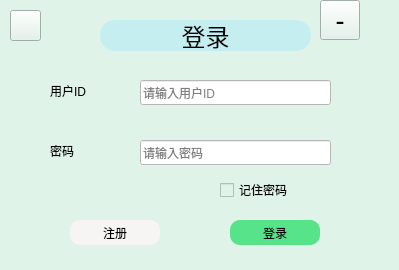
pechpo/What-s-up, file client/ui/logindialog.ui: the form before one commit.
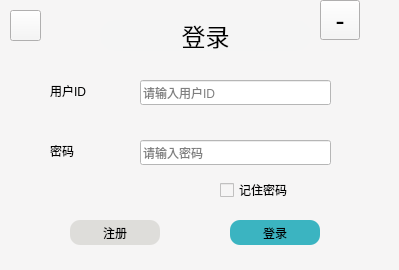
The form after the commit. Icons and pictures are not drawn.

What changed in the file:
```diff
--- a/client/ui/logindialog.ui
+++ b/client/ui/logindialog.ui
@@ -29,8 +29,7 @@
     </rect>
    </property>
    <property name="styleSheet">
-    <string notr="true">background-color: rgb(223, 243, 232);
-background-image: url(:/images/image/background1.png);</string>
+    <string notr="true">background-color: rgb(246, 245, 245);</string>
    </property>
    <widget class="QLabel" name="label">
     <property name="geometry">
@@ -48,7 +47,7 @@
     </property>
     <property name="styleSheet">
      <string notr="true">border-radius:15px;
-background-color: rgb(197, 238, 241);</string>
+background-color: rgb(245, 245, 245);</string>
     </property>
     <property name="text">
      <string>登录</string>
@@ -83,8 +82,8 @@
      </rect>
     </property>
     <property name="styleSheet">
-     <string notr="true">background-color: rgb(87, 227, 137);
-border-radius:10px;</string>
+     <string notr="true">border-radius:10px;
+background-color: rgb(59, 180, 193);</string>
     </property>
     <property name="text">
      <string>登录</string>
@@ -100,7 +99,8 @@
      </rect>
     </property>
     <property name="styleSheet">
-     <string notr="true">background-color: rgb(246, 245, 244);
+     <string notr="true">;
+background-color: rgb(222, 221, 218);
 border-radius: 10px;</string>
     </property>
     <property name="text">
```
Left out of the diff: 2 changed lines with no effect on the pictures.
